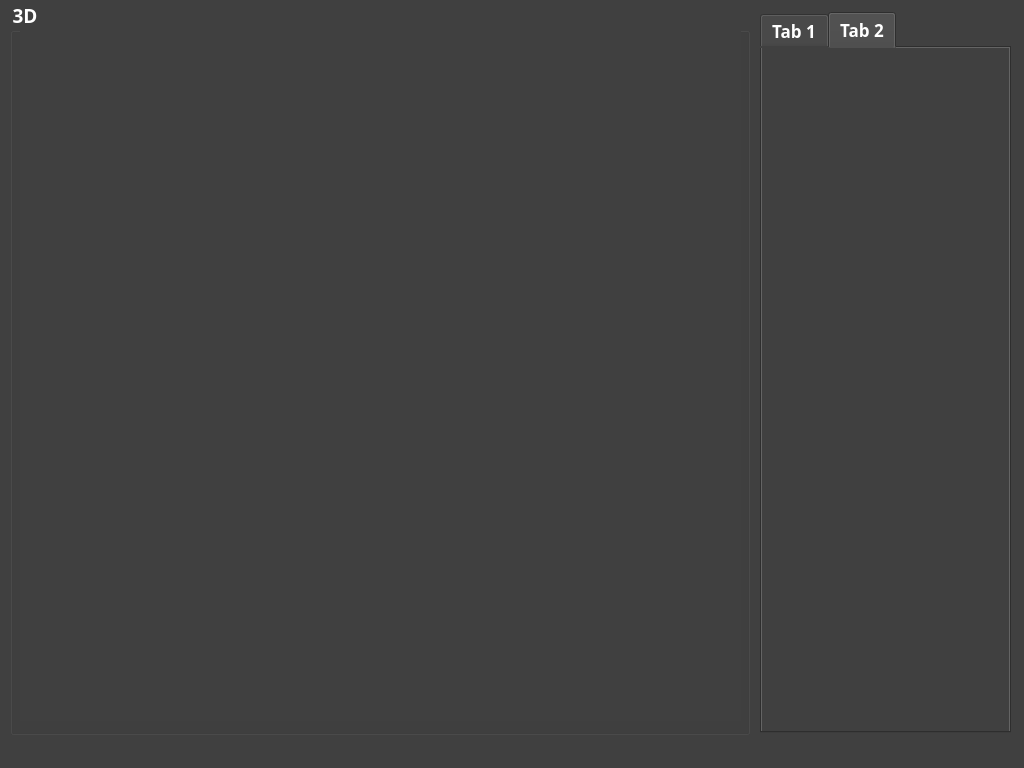
The window that ie3D-EMap/Forms/CMainWindow.ui (codeoneclick/ie3D) describes before a commit, drawn with Qt 5.
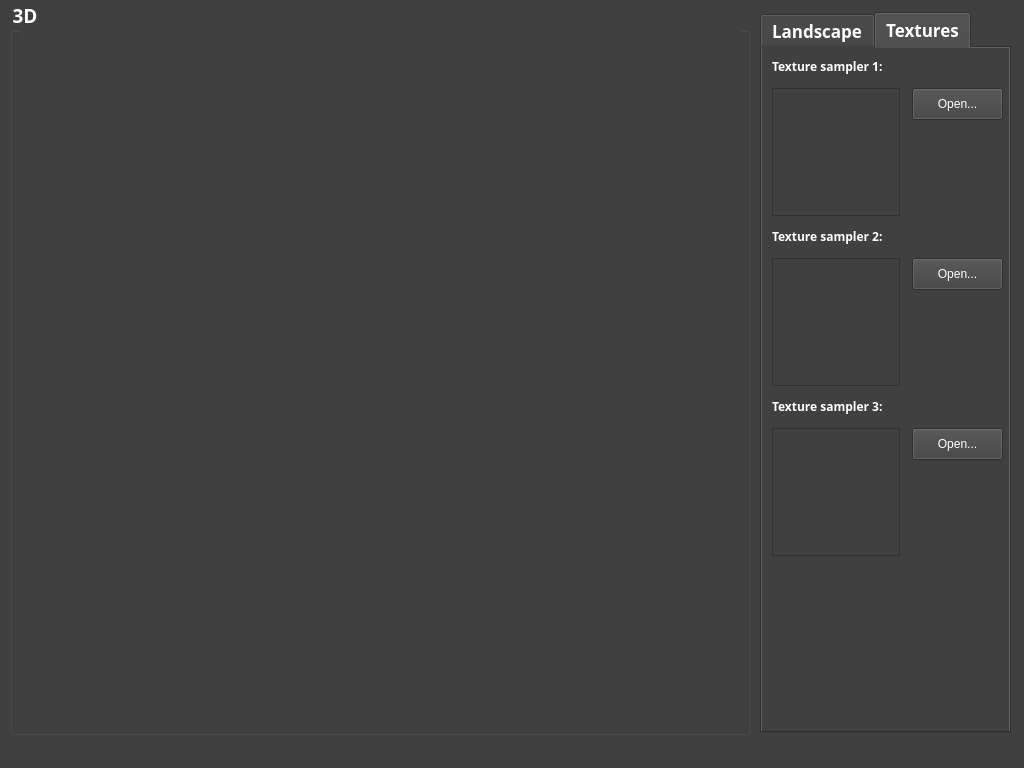
The same window after the commit. The open tabs and pages were chosen to show the change.

Commit message: added UI Texture loading

Patch:
```diff
--- a/ie3D-EMap/Forms/CMainWindow.ui
+++ b/ie3D-EMap/Forms/CMainWindow.ui
@@ -64,7 +64,7 @@
     </property>
     <widget class="QWidget" name="tab">
      <attribute name="title">
-      <string>Tab 1</string>
+      <string>Landscape</string>
      </attribute>
      <widget class="QSlider" name="m_brushStrengthSlider">
       <property name="geometry">
@@ -253,8 +253,137 @@
     </widget>
     <widget class="QWidget" name="tab_2">
      <attribute name="title">
-      <string>Tab 2</string>
+      <string>Textures</string>
      </attribute>
+     <widget class="QPushButton" name="m_texture01Btn">
+      <property name="geometry">
+       <rect>
+        <x>150</x>
+        <y>40</y>
+        <width>91</width>
+        <height>32</height>
+       </rect>
+      </property>
+      <property name="text">
+       <string>Open...</string>
+      </property>
+     </widget>
+     <widget class="QLabel" name="m_texture01Label">
+      <property name="geometry">
+       <rect>
+        <x>10</x>
+        <y>10</y>
+        <width>221</width>
+        <height>16</height>
+       </rect>
+      </property>
+      <property name="font">
+       <font>
+        <family>Menlo</family>
+        <weight>75</weight>
+        <bold>true</bold>
+       </font>
+      </property>
+      <property name="text">
+       <string>Texture sampler 1:</string>
+      </property>
+     </widget>
+     <widget class="QGraphicsView" name="m_texture01Img">
+      <property name="geometry">
+       <rect>
+        <x>10</x>
+        <y>40</y>
+        <width>128</width>
+        <height>128</height>
+       </rect>
+      </property>
+     </widget>
+     <widget class="QLabel" name="m_texture02Label">
+      <property name="geometry">
+       <rect>
+        <x>10</x>
+        <y>180</y>
+        <width>221</width>
+        <height>16</height>
+       </rect>
+      </property>
+      <property name="font">
+       <font>
+        <family>Menlo</family>
+        <weight>75</weight>
+        <bold>true</bold>
+       </font>
+      </property>
+      <property name="text">
+       <string>Texture sampler 2:</string>
+      </property>
+     </widget>
+     <widget class="QGraphicsView" name="m_texture02Img">
+      <property name="geometry">
+       <rect>
+        <x>10</x>
+        <y>210</y>
+        <width>128</width>
+        <height>128</height>
+       </rect>
+      </property>
+     </widget>
+     <widget class="QPushButton" name="m_texture02Btn">
+      <property name="geometry">
+       <rect>
+        <x>150</x>
+        <y>210</y>
+        <width>91</width>
+        <height>32</height>
+       </rect>
+      </property>
+      <property name="text">
+       <string>Open...</string>
+      </property>
+     </widget>
+     <widget class="QLabel" name="m_texture03Label">
+      <property name="geometry">
+       <rect>
+        <x>10</x>
+        <y>350</y>
+        <width>221</width>
+        <height>16</height>
+       </rect>
+      </property>
+      <property name="font">
+       <font>
+        <family>Menlo</family>
+        <weight>75</weight>
+        <bold>true</bold>
+       </font>
+      </property>
+      <property name="text">
+       <string>Texture sampler 3:</string>
+      </property>
+     </widget>
+     <widget class="QGraphicsView" name="m_texture03Img">
+      <property name="geometry">
+       <rect>
+        <x>10</x>
+        <y>380</y>
+        <width>128</width>
+        <height>128</height>
+       </rect>
+      </property>
+     </widget>
+     <widget class="QPushButton" name="m_texture03Btn">
+      <property name="geometry">
+       <rect>
+        <x>150</x>
+        <y>380</y>
+        <width>91</width>
+        <height>32</height>
+       </rect>
+      </property>
+      <property name="text">
+       <string>Open...</string>
+      </property>
+     </widget>
     </widget>
    </widget>
    <widget class="QGroupBox" name="groupBox">
```
Left out of the diff: 2 changed lines with no effect on the pictures. The commit also changes 32 other files.
